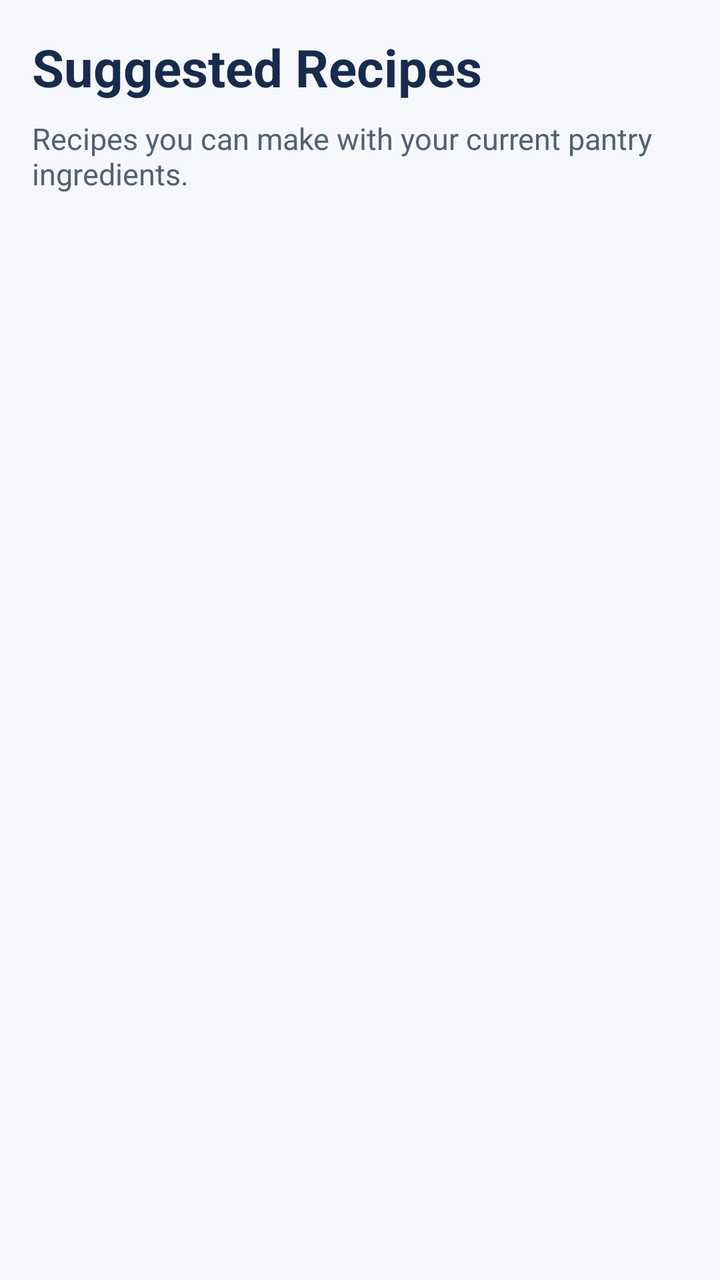
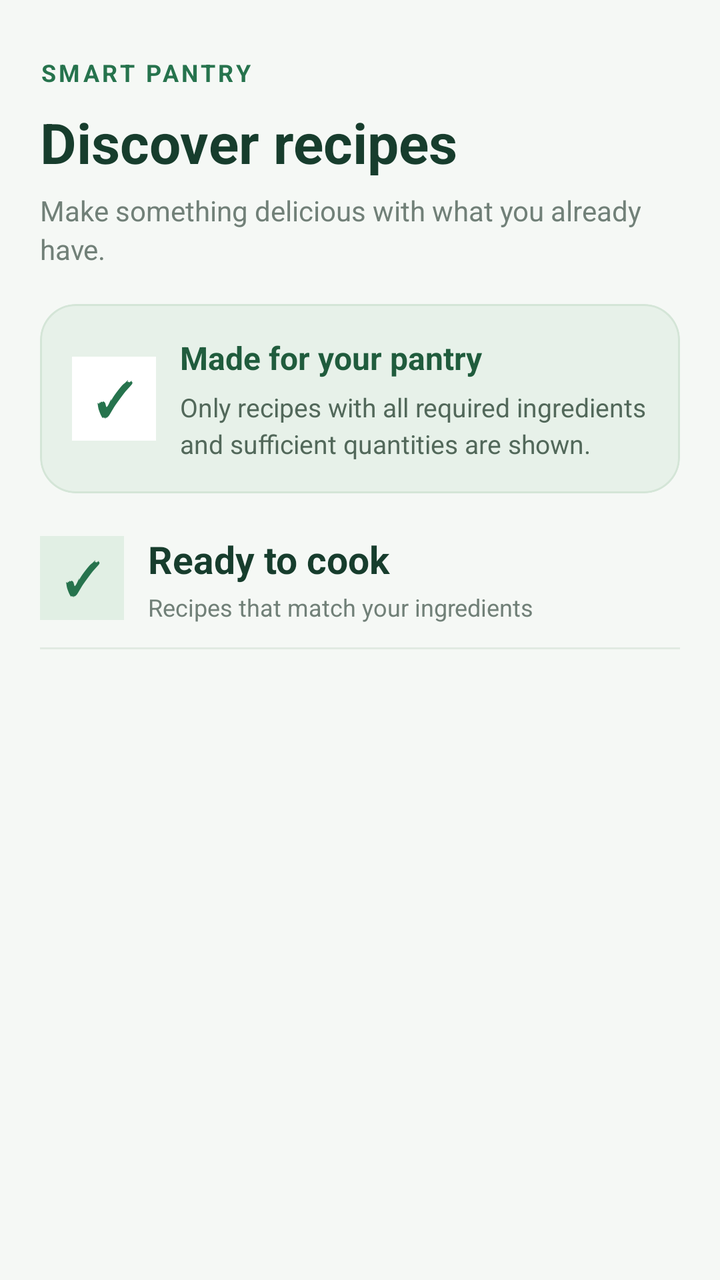

The first picture is an Android layout as it rendered before a commit; the second is the same layout after the commit. The layout source and the unified diff follow.
<!-- AndroidManifest.xml: application theme Theme.SmartPantryManager -->
<!-- res/layout/activity_suggested_recipes.xml -->
<?xml version="1.0" encoding="utf-8"?>
<LinearLayout xmlns:android="http://schemas.android.com/apk/res/android"
    android:layout_width="match_parent"
    android:layout_height="match_parent"
    android:orientation="vertical"
    android:padding="16dp"
    android:background="#F5F7FA">

    <TextView
        android:layout_width="match_parent"
        android:layout_height="wrap_content"
        android:text="Suggested Recipes"
        android:textSize="26sp"
        android:textStyle="bold"
        android:textColor="#172B4D"
        android:paddingBottom="8dp" />

    <TextView
        android:layout_width="match_parent"
        android:layout_height="wrap_content"
        android:text="Recipes you can make with your current pantry ingredients."
        android:textSize="15sp"
        android:textColor="#526174"
        android:paddingBottom="16dp" />

    <TextView
        android:id="@+id/textEmptyRecipes"
        android:layout_width="match_parent"
        android:layout_height="wrap_content"
        android:text="No recipes available yet. Add the required ingredients and quantities to your pantry, then check again."
        android:textSize="16sp"
        android:textColor="#526174"
        android:gravity="center"
        android:padding="24dp"
        android:visibility="gone" />

    <ListView
        android:id="@+id/listRecipes"
        android:layout_width="match_parent"
        android:layout_height="0dp"
        android:layout_weight="1"
        android:divider="#DCE2EA"
        android:dividerHeight="8dp"
        android:clipToPadding="false"
        android:paddingBottom="8dp" />

</LinearLayout>
<!-- resources referenced by this layout -->
<resources>
  <style name="Theme.SmartPantryManager" parent="Base.Theme.SmartPantryManager" />
  <style name="Base.Theme.SmartPantryManager" parent="Theme.Material3.DayNight.NoActionBar">
          
          
      </style>
</resources>

<!-- the commit's change to res/layout/activity_suggested_recipes.xml (unified diff, before → after) -->
@@ -1,47 +1,223 @@
 <?xml version="1.0" encoding="utf-8"?>
-<LinearLayout xmlns:android="http://schemas.android.com/apk/res/android"
+<LinearLayout
+    xmlns:android="http://schemas.android.com/apk/res/android"
+    xmlns:app="http://schemas.android.com/apk/res-auto"
     android:layout_width="match_parent"
     android:layout_height="match_parent"
     android:orientation="vertical"
-    android:padding="16dp"
-    android:background="#F5F7FA">
-
+    android:background="#F5F8F5"
+    android:paddingStart="20dp"
+    android:paddingEnd="20dp"
+    android:paddingTop="20dp">
+
+    
     <TextView
-        android:layout_width="match_parent"
-        android:layout_height="wrap_content"
-        android:text="Suggested Recipes"
-        android:textSize="26sp"
+        android:layout_width="wrap_content"
+        android:layout_height="wrap_content"
+        android:text="SMART PANTRY"
+        android:textColor="#26734D"
+        android:textSize="12sp"
         android:textStyle="bold"
-        android:textColor="#172B4D"
-        android:paddingBottom="8dp" />
-
+        android:letterSpacing="0.12"
+        android:layout_marginTop="8dp" />
+
+    
     <TextView
         android:layout_width="match_parent"
         android:layout_height="wrap_content"
-        android:text="Recipes you can make with your current pantry ingredients."
-        android:textSize="15sp"
-        android:textColor="#526174"
-        android:paddingBottom="16dp" />
+        android:text="Discover recipes"
+        android:textSize="28sp"
+        android:textStyle="bold"
+        android:textColor="#173D2D"
+        android:layout_marginTop="8dp" />
 
     <TextView
-        android:id="@+id/textEmptyRecipes"
-        android:layout_width="match_parent"
-        android:layout_height="wrap_content"
-        android:text="No recipes available yet. Add the required ingredients and quantities to your pantry, then check again."
-        android:textSize="16sp"
-        android:textColor="#526174"
-        android:gravity="center"
-        android:padding="24dp"
-        android:visibility="gone" />
-
+        android:layout_width="match_parent"
+        android:layout_height="wrap_content"
+        android:text="Make something delicious with what you already have."
+        android:textSize="14sp"
+        android:textColor="#718078"
+        android:lineSpacingExtra="3dp"
+        android:layout_marginTop="6dp"
+        android:layout_marginBottom="18dp" />
+
+    
+    <com.google.android.material.card.MaterialCardView
+        android:layout_width="match_parent"
+        android:layout_height="wrap_content"
+        android:layout_marginBottom="20dp"
+        app:cardBackgroundColor="#E7F1E9"
+        app:cardCornerRadius="18dp"
+        app:cardElevation="0dp"
+        app:strokeColor="#D4E5D7"
+        app:strokeWidth="1dp">
+
+        <LinearLayout
+            android:layout_width="match_parent"
+            android:layout_height="wrap_content"
+            android:orientation="horizontal"
+            android:gravity="center_vertical"
+            android:padding="16dp">
+
+            <TextView
+                android:layout_width="42dp"
+                android:layout_height="42dp"
+                android:background="#FFFFFF"
+                android:gravity="center"
+                android:text="✓"
+                android:textColor="#26734D"
+                android:textSize="23sp"
+                android:textStyle="bold" />
+
+            <LinearLayout
+                android:layout_width="0dp"
+                android:layout_height="wrap_content"
+                android:layout_weight="1"
+                android:orientation="vertical"
+                android:layout_marginStart="12dp">
+
+                <TextView
+                    android:layout_width="match_parent"
+                    android:layout_height="wrap_content"
+                    android:text="Made for your pantry"
+                    android:textColor="#205C3D"
+                    android:textSize="16sp"
+                    android:textStyle="bold" />
+
+                <TextView
+                    android:layout_width="match_parent"
+                    android:layout_height="wrap_content"
+                    android:text="Only recipes with all required ingredients and sufficient quantities are shown."
+                    android:textColor="#52685A"
+                    android:textSize="13sp"
+                    android:lineSpacingExtra="3dp"
+                    android:layout_marginTop="5dp" />
+
+            </LinearLayout>
+
+        </LinearLayout>
+
+    </com.google.android.material.card.MaterialCardView>
+
+    
+    <LinearLayout
+        android:layout_width="match_parent"
+        android:layout_height="wrap_content"
+        android:orientation="horizontal"
+        android:gravity="center_vertical"
+        android:layout_marginBottom="12dp">
+
+        <TextView
+            android:layout_width="42dp"
+            android:layout_height="42dp"
+            android:background="#E1EFE4"
+            android:gravity="center"
+            android:text="✓"
+            android:textColor="#26734D"
+            android:textSize="22sp"
+            android:textStyle="bold" />
+
+        <LinearLayout
+            android:layout_width="0dp"
+            android:layout_height="wrap_content"
+            android:layout_weight="1"
+            android:orientation="vertical"
+            android:layout_marginStart="12dp">
+
+            <TextView
+                android:layout_width="match_parent"
+                android:layout_height="wrap_content"
+                android:text="Ready to cook"
+                android:textColor="#173D2D"
+                android:textSize="19sp"
+                android:textStyle="bold" />
+
+            <TextView
+                android:layout_width="match_parent"
+                android:layout_height="wrap_content"
+                android:text="Recipes that match your ingredients"
+                android:textColor="#718078"
+                android:textSize="12sp"
+                android:layout_marginTop="3dp" />
+
+        </LinearLayout>
+
+    </LinearLayout>
+
+    
+    <View
+        android:layout_width="match_parent"
+        android:layout_height="1dp"
+        android:background="#E1EAE2"
+        android:layout_marginBottom="10dp" />
+
+    
+    <com.google.android.material.card.MaterialCardView
+        android:id="@+id/emptyRecipesCard"
+        android:layout_width="match_parent"
+        android:layout_height="wrap_content"
+        android:layout_marginTop="8dp"
+        android:visibility="gone"
+        app:cardBackgroundColor="#FFFFFF"
+        app:cardCornerRadius="20dp"
+        app:cardElevation="1dp"
+        app:strokeColor="#E4ECE5"
+        app:strokeWidth="1dp">
+
+        <LinearLayout
+            android:layout_width="match_parent"
+            android:layout_height="wrap_content"
+            android:orientation="vertical"
+            android:gravity="center"
+            android:padding="24dp">
+
+            <TextView
+                android:layout_width="56dp"
+                android:layout_height="56dp"
+                android:background="#E7F1E9"
+                android:gravity="center"
+                android:text="!"
+                android:textColor="#26734D"
+                android:textSize="28sp"
+                android:textStyle="bold" />
+
+            <TextView
+                android:layout_width="match_parent"
+                android:layout_height="wrap_content"
+                android:text="Nothing to cook just yet"
+                android:textColor="#173D2D"
+                android:textSize="17sp"
+                android:textStyle="bold"
+                android:gravity="center"
+                android:layout_marginTop="14dp" />
+
+            <TextView
+                android:id="@+id/textEmptyRecipes"
+                android:layout_width="match_parent"
+                android:layout_height="wrap_content"
+                android:text="No recipes match your pantry right now. Add the missing ingredients or quantities and check again."
+                android:textSize="14sp"
+                android:textColor="#718078"
+                android:gravity="center"
+                android:lineSpacingExtra="4dp"
+                android:layout_marginTop="8dp"
+                android:visibility="visible" />
+
+        </LinearLayout>
+
+    </com.google.android.material.card.MaterialCardView>
+
+    
     <ListView
         android:id="@+id/listRecipes"
         android:layout_width="match_parent"
         android:layout_height="0dp"
         android:layout_weight="1"
-        android:divider="#DCE2EA"
-        android:dividerHeight="8dp"
+        android:divider="@android:color/transparent"
+        android:dividerHeight="10dp"
         android:clipToPadding="false"
-        android:paddingBottom="8dp" />
+        android:paddingTop="2dp"
+        android:paddingBottom="12dp"
+        android:scrollbars="vertical" />
 
 </LinearLayout>
